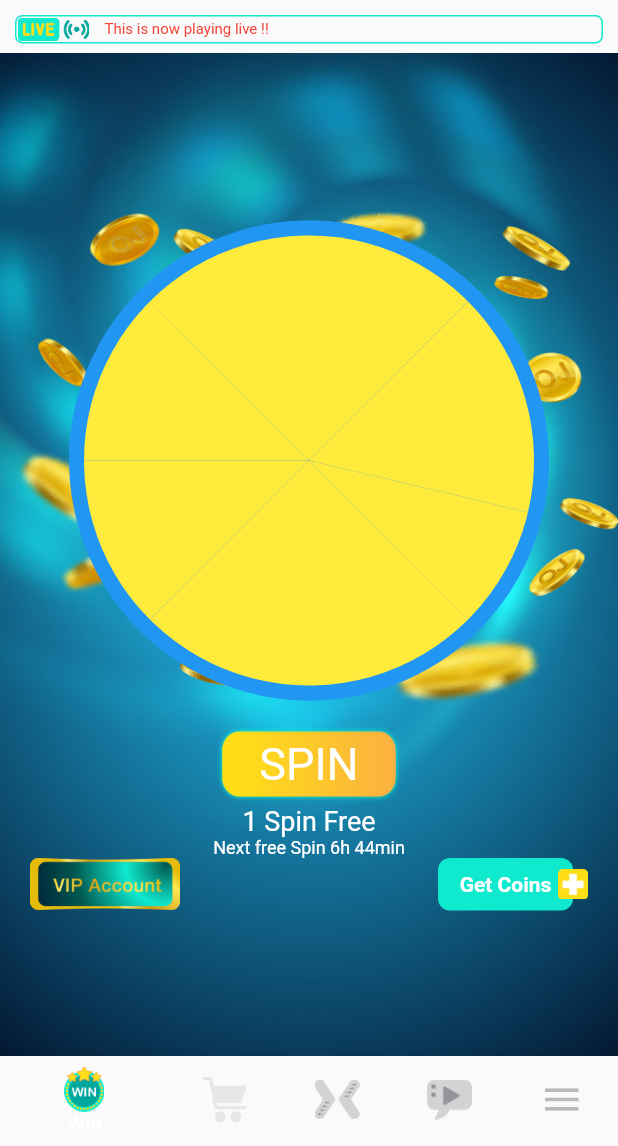
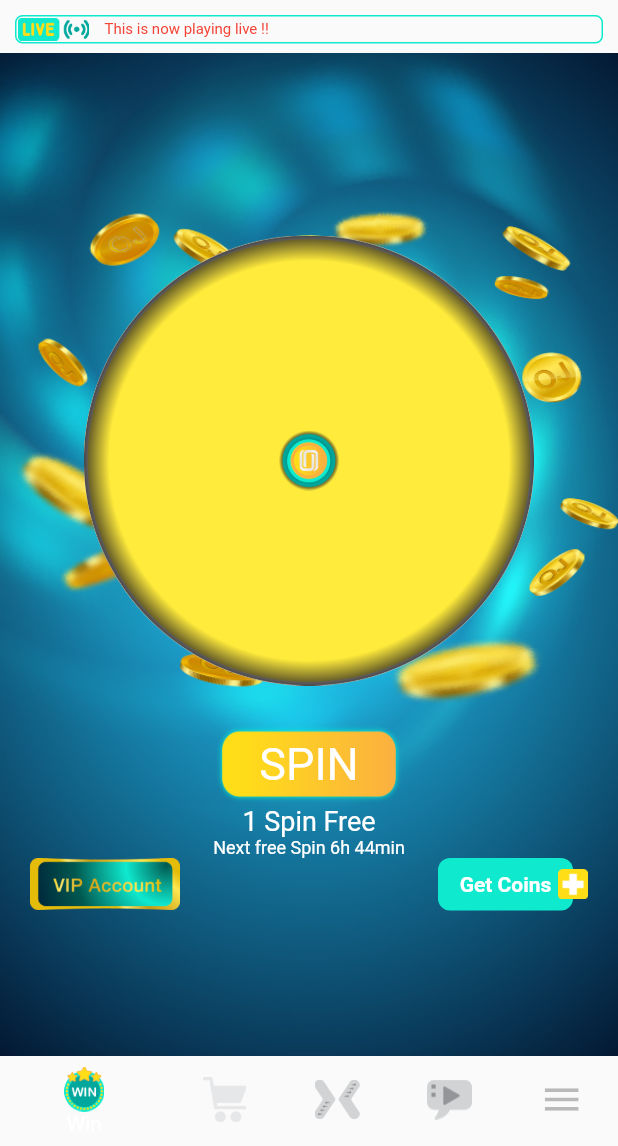
Before and after one commit to azizahmed45/opa_flutter, a Flutter app: the screen it shows after launch, after a tap on "Login", on a phone screen of 412 x 824 dp, the part 90-1236 px from its top. Run offline on Flutter 3.47's test engine with Material 2 defaults, Android fonts, the phone set to English and light mode, and no system bars; our stand-ins replace font_awesome_flutter; network calls fail; statements that could not run were skipped.

Commit message:
Spinner position done

```diff
--- a/lib/widgets/spinner/spinner.dart
+++ b/lib/widgets/spinner/spinner.dart
@@ -32,10 +32,21 @@ class Spinner extends StatelessWidget {
               Transform.rotate(
                 angle: i * angle,
                 child: CustomPaint(
-                  painter: MyPainter(text: (100*i).toString() , color: colors[i], angle: angle, itemSize: itemSize),
+                  painter: MyPainter(text: (1000*i).toString() , color: colors[i], angle: angle, itemSize: itemSize),
                 ),
               ),
-
+              Align(
+                alignment: Alignment.center,
+                child: Image.asset('assets/images/spin/Center.png', width: 40, height: 40,),
+              ),
+            Align(
+              alignment: Alignment.center,
+              child: Image.asset('assets/images/spin/Frame.png', width: 300, height: 300,),
+            ),
+            Align(
+              alignment: Alignment.center,
+              child: Image.asset('assets/images/spin/Frame-Shadow.png', width: 300, height: 300,),
+            )
           ],
         ));
   }
@@ -62,7 +73,7 @@ class MyPainter extends CustomPainter {
       ..arcTo(Rect.fromCircle(center: Offset(cx, cy), radius: min(cx + 10, cy +10)), 0,
           angle, false)
       ..close();
-    canvas.drawPath(circlePath, circlePaint);
+    // canvas.drawPath(circlePath, circlePaint);
 
     var paint = Paint()
       ..color = color;
@@ -76,7 +87,14 @@ class MyPainter extends CustomPainter {
     canvas.drawPath(path, paint);
 
     canvas.save();
-    canvas.translate(cx + cx/2, cy + cy/itemSize);
+
+    var x = cx *  cos(angle/2);
+    var y = cx *  sin(angle/2);
+
+    // canvas.translate(cx + cx/2, cy + cy/itemSize);
+    canvas.translate(cx + 60, cy + 5 );
+    // canvas.rotate(angle/2);
+
     canvas.rotate(angle/2);
 
     TextSpan span = new TextSpan(
--- a/pubspec.yaml
+++ b/pubspec.yaml
@@ -50,6 +50,7 @@ flutter:
     - assets/images/footer/
     - assets/images/header/
     - assets/images/others/
+    - assets/images/spin/
 
   # An image asset can refer to one or more resolution-specific "variants", see
   # https://flutter.dev/assets-and-images/#resolution-aware.
```
Also changed, not shown: assets/images/spin/Center.png (added), assets/images/spin/Frame-Shadow.png (added), assets/images/spin/Frame.png (added).
